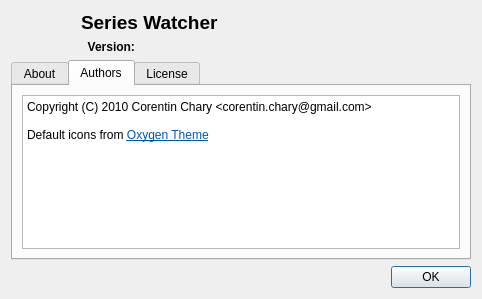
ThomasBrixLarsen/serieswatcher, file src/aboutdialog.ui: the form before one commit.
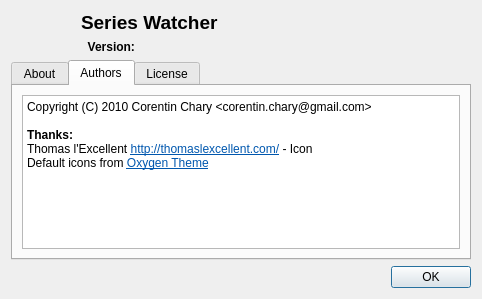
The form after the commit. The open tabs and pages were chosen to show the change. Icons and pictures are not drawn.

Commit message: res: new icon

Diff of the .ui file:
```diff
--- a/src/aboutdialog.ui
+++ b/src/aboutdialog.ui
@@ -105,12 +105,14 @@
           <string>&lt;!DOCTYPE HTML PUBLIC &quot;-//W3C//DTD HTML 4.0//EN&quot; &quot;http://www.w3.org/TR/REC-html40/strict.dtd&quot;&gt;
 &lt;html&gt;&lt;head&gt;&lt;meta name=&quot;qrichtext&quot; content=&quot;1&quot; /&gt;&lt;style type=&quot;text/css&quot;&gt;
 p, li { white-space: pre-wrap; }
-&lt;/style&gt;&lt;/head&gt;&lt;body style=&quot; font-family:'DejaVu Sans'; font-size:9pt; font-weight:400; font-style:normal;&quot;&gt;
+&lt;/style&gt;&lt;/head&gt;&lt;body style=&quot; font-family:'DejaVu Sans'; font-weight:400; font-style:normal;&quot;&gt;
 &lt;table border=&quot;0&quot; style=&quot;-qt-table-type: root; margin-top:4px; margin-bottom:4px; margin-left:4px; margin-right:4px;&quot;&gt;
 &lt;tr&gt;
 &lt;td style=&quot;border: none;&quot;&gt;
 &lt;p style=&quot; margin-top:0px; margin-bottom:0px; margin-left:0px; margin-right:0px; -qt-block-indent:0; text-indent:0px;&quot;&gt;Copyright (C) 2010 Corentin Chary &amp;lt;corentin.chary@gmail.com&amp;gt;&lt;/p&gt;
 &lt;p style=&quot;-qt-paragraph-type:empty; margin-top:0px; margin-bottom:0px; margin-left:0px; margin-right:0px; -qt-block-indent:0; text-indent:0px;&quot;&gt;&lt;/p&gt;
+&lt;p style=&quot; margin-top:0px; margin-bottom:0px; margin-left:0px; margin-right:0px; -qt-block-indent:0; text-indent:0px;&quot;&gt;&lt;span style=&quot; font-weight:600;&quot;&gt;Thanks:&lt;/span&gt;&lt;/p&gt;
+&lt;p style=&quot; margin-top:0px; margin-bottom:0px; margin-left:0px; margin-right:0px; -qt-block-indent:0; text-indent:0px;&quot;&gt;Thomas l'Excellent &lt;a href=&quot;http://book.thomaslexcellent.com/&quot;&gt;&lt;span style=&quot; text-decoration: underline; color:#0057ae;&quot;&gt;http://thomaslexcellent.com/&lt;/span&gt;&lt;/a&gt; - Icon&lt;/p&gt;
 &lt;p style=&quot; margin-top:0px; margin-bottom:0px; margin-left:0px; margin-right:0px; -qt-block-indent:0; text-indent:0px;&quot;&gt;Default icons from &lt;a href=&quot;http://www.oxygen-icons.org/&quot;&gt;&lt;span style=&quot; text-decoration: underline; color:#0057ae;&quot;&gt;Oxygen Theme&lt;/span&gt;&lt;/a&gt;&lt;/p&gt;
 &lt;p style=&quot;-qt-paragraph-type:empty; margin-top:0px; margin-bottom:0px; margin-left:0px; margin-right:0px; -qt-block-indent:0; text-indent:0px; text-decoration: underline; color:#0057ae;&quot;&gt;&lt;/p&gt;&lt;/td&gt;&lt;/tr&gt;&lt;/table&gt;&lt;/body&gt;&lt;/html&gt;</string>
          </property>
```
Left out of the diff: 2 changed lines with no effect on the pictures. The commit also changes 16 other files.
